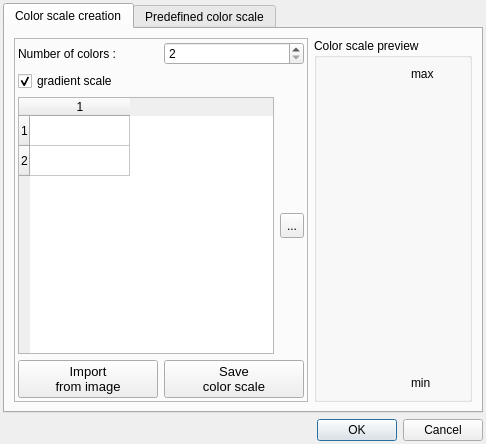
Before: the Qt Designer form library/tulip-gui/designer/ColorScaleConfigDialog.ui in Tulip-Dev/tulip, drawn with Qt 5.
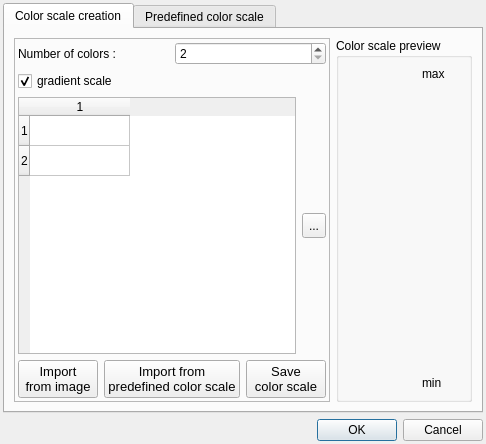
After: the same form once the commit is applied. Icons and pictures are not drawn.

Commit message: ColorScaleConfigDialog improvement: allow to start the creation of a new color scale from the import of a predefined color scale

```diff
--- a/library/tulip-gui/designer/ColorScaleConfigDialog.ui
+++ b/library/tulip-gui/designer/ColorScaleConfigDialog.ui
@@ -175,6 +175,19 @@
                 </property>
                </widget>
               </item>
+              <item>
+               <widget class="QPushButton" name="importFromPredefinedCSButton">
+                <property name="font">
+                 <font>
+                  <pointsize>10</pointsize>
+                 </font>
+                </property>
+                <property name="text">
+                 <string>Import from
+predefined color scale</string>
+                </property>
+               </widget>
+              </item>
               <item>
                <widget class="QPushButton" name="saveColorScaleButton">
                 <property name="font">
```
The commit also changes 2 other files.
